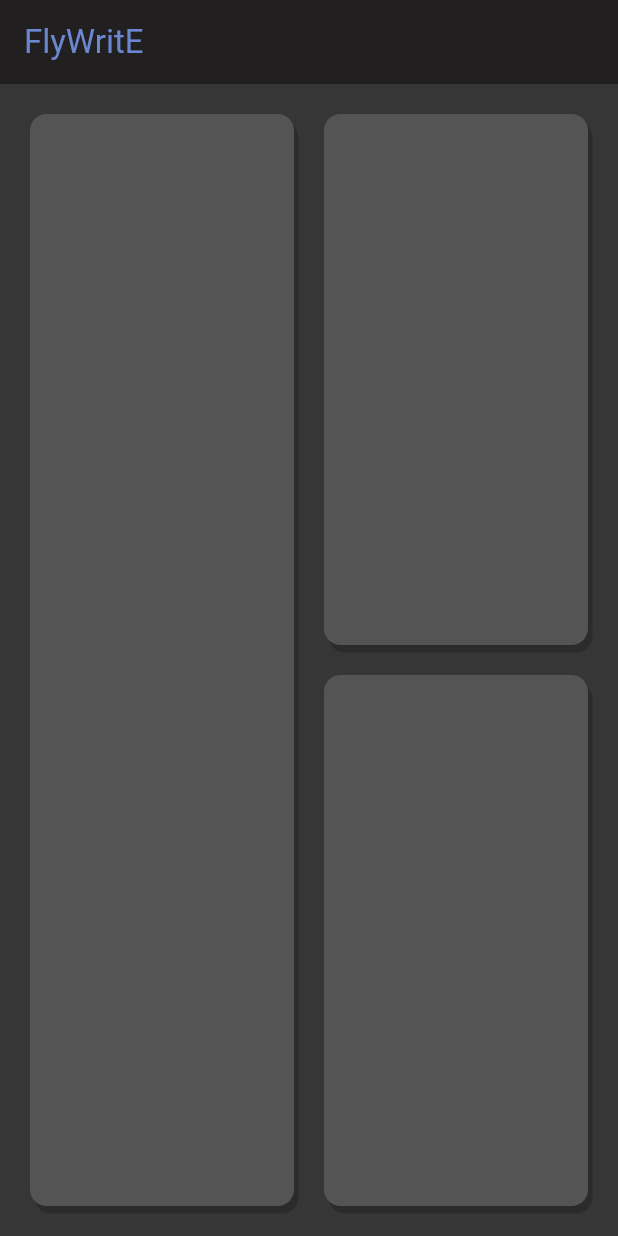
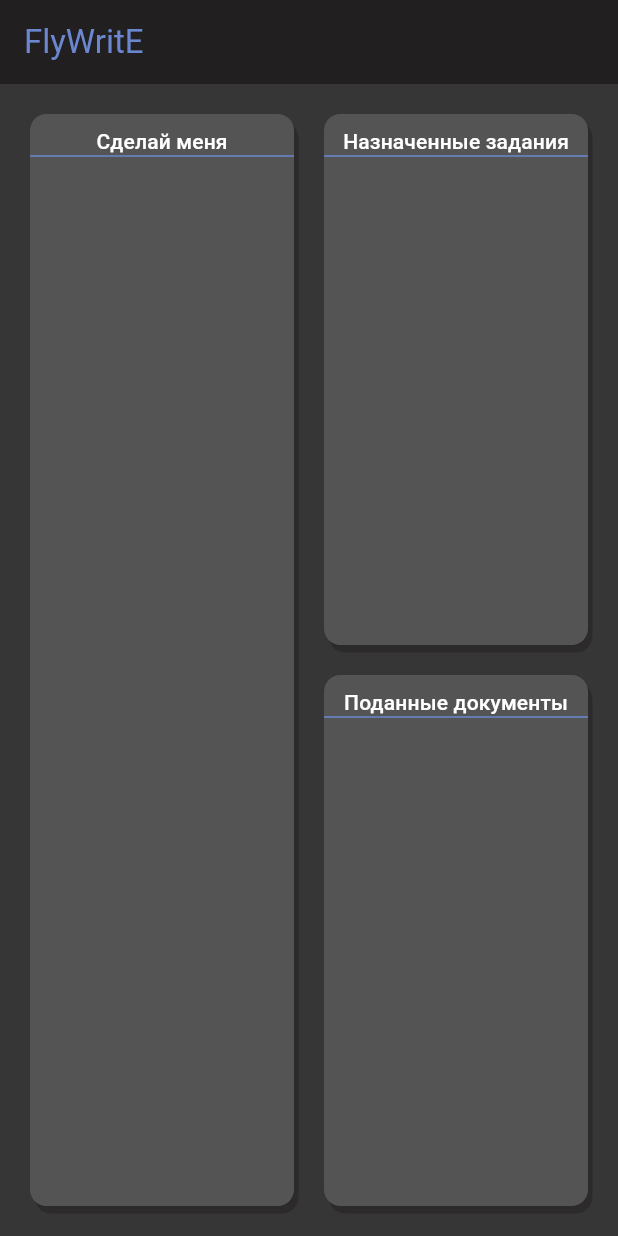
Before and after one commit to rip-list/diplom, a Flutter app: the screen it shows after launch, on a phone screen of 412 x 824 dp. Run offline on Flutter 3.47's test engine with Material 3 defaults, Android fonts, the phone set to English and light mode, and no system bars.

Commit message:
техт

```diff
--- a/lib/custom/custom_box.dart
+++ b/lib/custom/custom_box.dart
@@ -4,7 +4,12 @@ import 'package:flutter/material.dart';
 class CusBox extends StatelessWidget {
   final double height;
   final double width;
-  const CusBox({super.key, required this.height, required this.width});
+  final String textButton;
+  const CusBox(
+      {super.key,
+      required this.height,
+      required this.width,
+      required this.textButton});
 
   @override
   Widget build(BuildContext context) {
@@ -12,18 +17,48 @@ class CusBox extends StatelessWidget {
       // Добавленный SizedBox
       height: MediaQuery.of(context).size.height * height,
       width: MediaQuery.of(context).size.width * width,
-      child: LayoutBuilder(builder: (context, constraints) {
-        return Container(
-          decoration: BoxDecoration(
+      child: LayoutBuilder(
+        builder: (context, constraints) {
+          return Container(
+            decoration: BoxDecoration(
               borderRadius: BorderRadius.circular(11),
               color: AppColors.grey,
               boxShadow: [
                 BoxShadow(
                     color: AppColors.primary.withOpacity(0.5),
                     offset: const Offset(3, 5))
-              ]),
-        );
-      }),
+              ],
+            ),
+            child: Stack(
+              children: [
+                TextButton(
+                  // ignore: avoid_print
+                  onPressed: null,
+                  child: Align(
+                    alignment: Alignment.topCenter,
+                    child: Text(
+                      textButton,
+                      style: const TextStyle(
+                        color: AppColors.white,
+                      ),
+                    ),
+                  ),
+                ),
+                const Positioned(
+                  top: 20.0,
+                  left: 0, // Можно также указать отступ слева
+                  right: 0, // Или отступ справа
+                  child: Divider(
+                    color: AppColors.blue,
+                    thickness: 1.0,
+                  ),
+                ),
+                // Другие виджеты...
+              ],
+            ),
+          );
+        },
+      ),
     );
   }
 }
--- a/lib/widget/home_no_login/home_no_login.dart
+++ b/lib/widget/home_no_login/home_no_login.dart
@@ -30,6 +30,7 @@ class HomeNoLogin extends StatelessWidget {
                 child: CusBox(
                   height: 0.9,
                   width: 0.4,
+                  textButton: 'Сделай меня',
                 ),
               ),
               SizedBox(width: 20.0),
@@ -40,6 +41,7 @@ class HomeNoLogin extends StatelessWidget {
                       child: CusBox(
                         height: 0.4,
                         width: 0.55,
+                        textButton: 'Назначенные задания',
                       ),
                     ),
                     SizedBox(height: 20.0),
@@ -47,6 +49,7 @@ class HomeNoLogin extends StatelessWidget {
                       child: CusBox(
                         height: 0.4,
                         width: 0.55,
+                        textButton: 'Поданные документы',
                       ),
                     ),
                   ],
```
